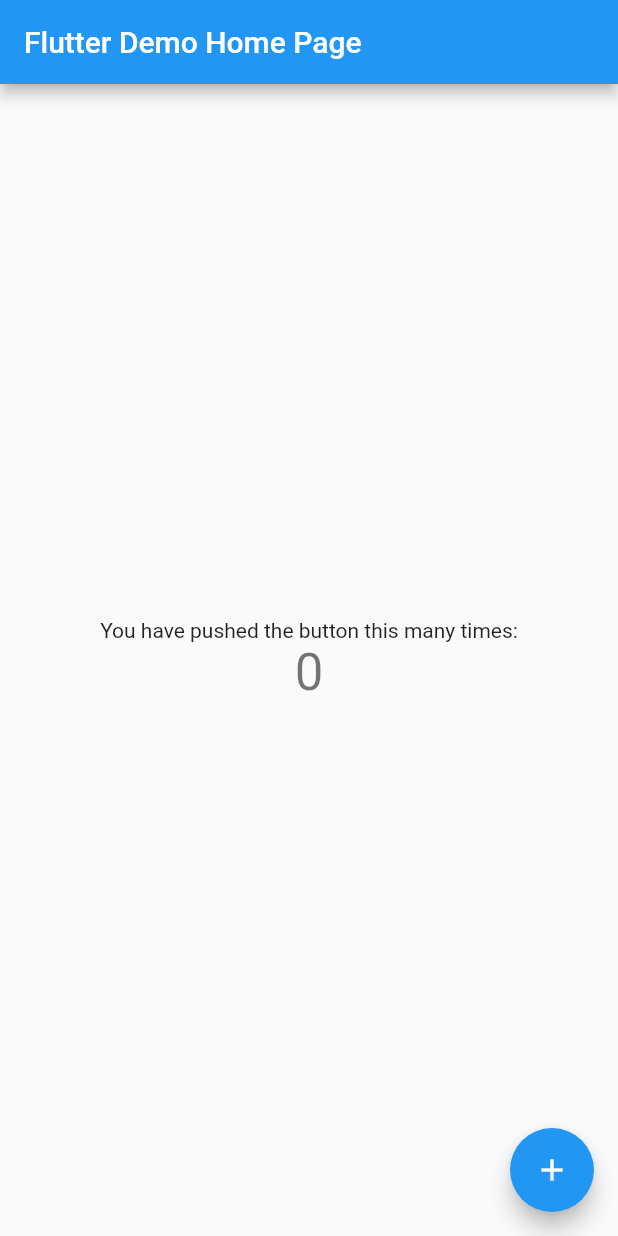
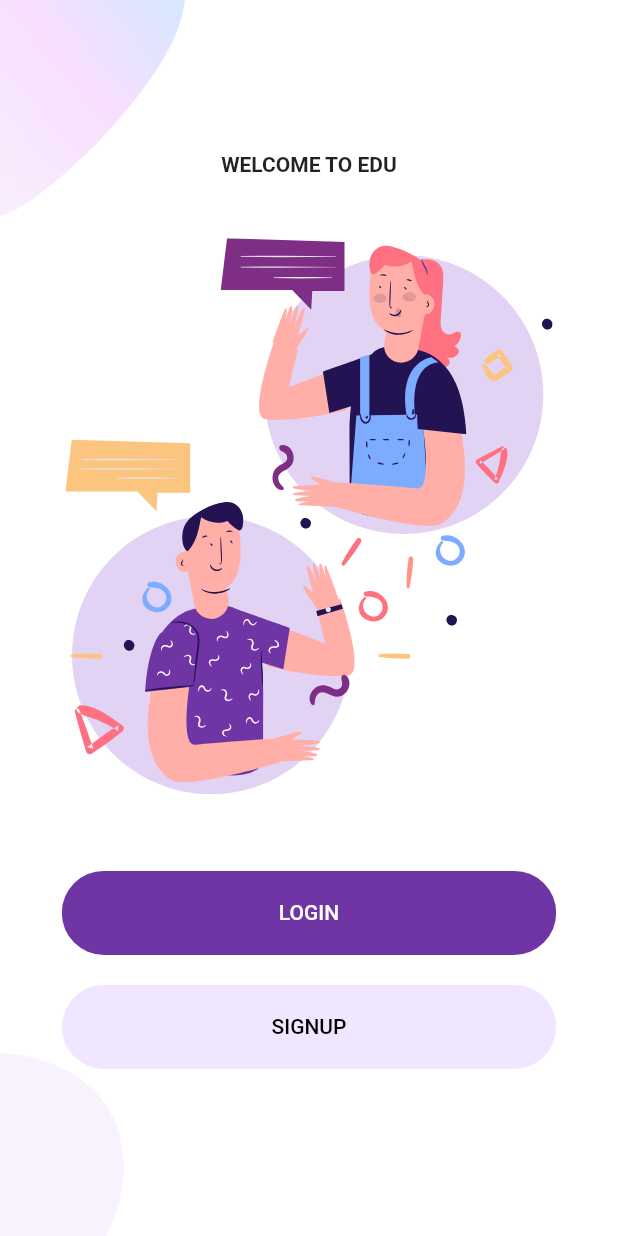
Before and after one commit to andrericardoweb/login_page_flutter, a Flutter app: the screen it shows after launch, on a phone screen of 412 x 824 dp. Run offline on Flutter 3.47's test engine with Material 2 defaults, Android fonts, the phone set to English and light mode, and no system bars; our stand-ins replace flutter_svg.

Commit message:
Screen Welcome

```diff
--- a/lib/main.dart
+++ b/lib/main.dart
@@ -1,4 +1,6 @@
 import 'package:flutter/material.dart';
+import 'package:login_page/pages/P001/constants.dart';
+import 'package:login_page/pages.dart';
 
 void main() {
   runApp(MyApp());
@@ -9,109 +11,13 @@ class MyApp extends StatelessWidget {
   @override
   Widget build(BuildContext context) {
     return MaterialApp(
-      title: 'Flutter Demo',
+      debugShowCheckedModeBanner: false,
+      title: 'Pages Login - Flutter',
       theme: ThemeData(
-        // This is the theme of your application.
-        //
-        // Try running your application with "flutter run". You'll see the
-        // application has a blue toolbar. Then, without quitting the app, try
-        // changing the primarySwatch below to Colors.green and then invoke
-        // "hot reload" (press "r" in the console where you ran "flutter run",
-        // or simply save your changes to "hot reload" in a Flutter IDE).
-        // Notice that the counter didn't reset back to zero; the application
-        // is not restarted.
-        primarySwatch: Colors.blue,
-        // This makes the visual density adapt to the platform that you run
-        // the app on. For desktop platforms, the controls will be smaller and
-        // closer together (more dense) than on mobile platforms.
-        visualDensity: VisualDensity.adaptivePlatformDensity,
+        primaryColor: kPrimaryColor,
+        scaffoldBackgroundColor: Colors.white,
       ),
-      home: MyHomePage(title: 'Flutter Demo Home Page'),
+      home: WelcomeScreen(),
     );
   }
 }
-
-class MyHomePage extends StatefulWidget {
-  MyHomePage({Key key, this.title}) : super(key: key);
-
-  // This widget is the home page of your application. It is stateful, meaning
-  // that it has a State object (defined below) that contains fields that affect
-  // how it looks.
-
-  // This class is the configuration for the state. It holds the values (in this
-  // case the title) provided by the parent (in this case the App widget) and
-  // used by the build method of the State. Fields in a Widget subclass are
-  // always marked "final".
-
-  final String title;
-
-  @override
-  _MyHomePageState createState() => _MyHomePageState();
-}
-
-class _MyHomePageState extends State<MyHomePage> {
-  int _counter = 0;
-
-  void _incrementCounter() {
-    setState(() {
-      // This call to setState tells the Flutter framework that something has
-      // changed in this State, which causes it to rerun the build method below
-      // so that the display can reflect the updated values. If we changed
-      // _counter without calling setState(), then the build method would not be
-      // called again, and so nothing would appear to happen.
-      _counter++;
-    });
-  }
-
-  @override
-  Widget build(BuildContext context) {
-    // This method is rerun every time setState is called, for instance as done
-    // by the _incrementCounter method above.
-    //
-    // The Flutter framework has been optimized to make rerunning build methods
-    // fast, so that you can just rebuild anything that needs updating rather
-    // than having to individually change instances of widgets.
-    return Scaffold(
-      appBar: AppBar(
-        // Here we take the value from the MyHomePage object that was created by
-        // the App.build method, and use it to set our appbar title.
-        title: Text(widget.title),
-      ),
-      body: Center(
-        // Center is a layout widget. It takes a single child and positions it
-        // in the middle of the parent.
-        child: Column(
-          // Column is also a layout widget. It takes a list of children and
-          // arranges them vertically. By default, it sizes itself to fit its
-          // children horizontally, and tries to be as tall as its parent.
-          //
-          // Invoke "debug painting" (press "p" in the console, choose the
-          // "Toggle Debug Paint" action from the Flutter Inspector in Android
-          // Studio, or the "Toggle Debug Paint" command in Visual Studio Code)
-          // to see the wireframe for each widget.
-          //
-          // Column has various properties to control how it sizes itself and
-          // how it positions its children. Here we use mainAxisAlignment to
-          // center the children vertically; the main axis here is the vertical
-          // axis because Columns are vertical (the cross axis would be
-          // horizontal).
-          mainAxisAlignment: MainAxisAlignment.center,
-          children: <Widget>[
-            Text(
-              'You have pushed the button this many times:',
-            ),
-            Text(
-              '$_counter',
-              style: Theme.of(context).textTheme.headline4,
-            ),
-          ],
-        ),
-      ),
-      floatingActionButton: FloatingActionButton(
-        onPressed: _incrementCounter,
-        tooltip: 'Increment',
-        child: Icon(Icons.add),
-      ), // This trailing comma makes auto-formatting nicer for build methods.
-    );
-  }
-}
--- /dev/null
+++ b/lib/pages.dart
@@ -0,0 +1 @@
+export 'pages/P001/Screens/Welcome/welcome_screen.dart';
--- /dev/null
+++ b/lib/pages/P001/Screens/Welcome/components/background.dart
@@ -0,0 +1,40 @@
+import 'package:flutter/material.dart';
+
+class Background extends StatelessWidget {
+  final Widget child;
+  const Background({
+    Key key,
+    @required this.child,
+  }) : super(key: key);
+
+  @override
+  Widget build(BuildContext context) {
+    Size size = MediaQuery.of(context).size;
+    return Container(
+      height: size.height,
+      width: double.infinity,
+      child: Stack(
+        alignment: Alignment.center,
+        children: <Widget>[
+          Positioned(
+            top: 0,
+            left: 0,
+            child: Image.asset(
+              "assets/images/p001/main_top.png",
+              width: size.width * 0.3,
+            ),
+          ),
+          Positioned(
+            bottom: 0,
+            left: 0,
+            child: Image.asset(
+              "assets/images/p001/main_bottom.png",
+              width: size.width * 0.2,
+            ),
+          ),
+          child,
+        ],
+      ),
+    );
+  }
+}
--- /dev/null
+++ b/lib/pages/P001/Screens/Welcome/components/body.dart
@@ -0,0 +1,43 @@
+import 'package:flutter/material.dart';
+import 'package:flutter_svg/svg.dart';
+import 'package:login_page/pages/P001/Screens/Welcome/components/background.dart';
+import 'package:login_page/pages/P001/components/rounded_button.dart';
+import 'package:login_page/pages/P001/constants.dart';
+
+class Body extends StatelessWidget {
+  @override
+  Widget build(BuildContext context) {
+    Size size = MediaQuery.of(context).size;
+    return Background(
+      child: SingleChildScrollView(
+        child: Column(
+          mainAxisAlignment: MainAxisAlignment.center,
+          children: <Widget>[
+            Text(
+              "WELCOME TO EDU",
+              style: TextStyle(
+                fontWeight: FontWeight.bold,
+              ),
+            ),
+            SizedBox(height: size.height * 0.05),
+            SvgPicture.asset(
+              "assets/icons/p001/chat.svg",
+              height: size.height * 0.45,
+            ),
+            SizedBox(height: size.height * 0.05),
+            RoundedButton(
+              text: "LOGIN",
+              press: () {},
+            ),
+            RoundedButton(
+              text: "SIGNUP",
+              color: kPrimaryLightColor,
+              textColor: Colors.black,
+              press: () {},
+            ),
+          ],
+        ),
+      ),
+    );
+  }
+}
--- /dev/null
+++ b/lib/pages/P001/Screens/Welcome/welcome_screen.dart
@@ -0,0 +1,11 @@
+import 'package:flutter/material.dart';
+import 'package:login_page/pages/P001/Screens/Welcome/components/body.dart';
+
+class WelcomeScreen extends StatelessWidget {
+  @override
+  Widget build(BuildContext context) {
+    return Scaffold(
+      body: Body(),
+    );
+  }
+}
--- /dev/null
+++ b/lib/pages/P001/components/rounded_button.dart
@@ -0,0 +1,37 @@
+import 'package:flutter/material.dart';
+import 'package:login_page/pages/P001/constants.dart';
+
+class RoundedButton extends StatelessWidget {
+  final String text;
+  final Function press;
+  final Color color, textColor;
+
+  const RoundedButton({
+    Key key,
+    this.text,
+    this.press,
+    this.color = kPrimaryColor,
+    this.textColor = Colors.white,
+  }) : super(key: key);
+
+  @override
+  Widget build(BuildContext context) {
+    Size size = MediaQuery.of(context).size;
+    return Container(
+      margin: EdgeInsets.symmetric(vertical: 10),
+      width: size.width * 0.8,
+      child: ClipRRect(
+        borderRadius: BorderRadius.circular(29),
+        child: FlatButton(
+          padding: EdgeInsets.symmetric(vertical: 20, horizontal: 40),
+          color: color,
+          onPressed: press,
+          child: Text(
+            text,
+            style: TextStyle(color: textColor),
+          ),
+        ),
+      ),
+    );
+  }
+}
--- /dev/null
+++ b/lib/pages/P001/constants.dart
@@ -0,0 +1,5 @@
+import 'package:flutter/material.dart';
+
+//P001
+const kPrimaryColor = Color(0xFF6F35A5);
+const kPrimaryLightColor = Color(0xFFF1E6FF);
```
Also changed, not shown: pubspec.yaml (+4 -3 lines), assets/icons/p001/chat.svg (added), assets/icons/p001/facebook.svg (added), assets/icons/p001/google-plus.svg (added), assets/icons/p001/login.svg (added), assets/icons/p001/signup.svg (added), assets/icons/p001/twitter.svg (added), assets/images/p001/login_bottom.png (added), assets/images/p001/main_bottom.png (added), assets/images/p001/main_top.png (added), assets/images/p001/signup_top.png (added), pubspec.lock.
